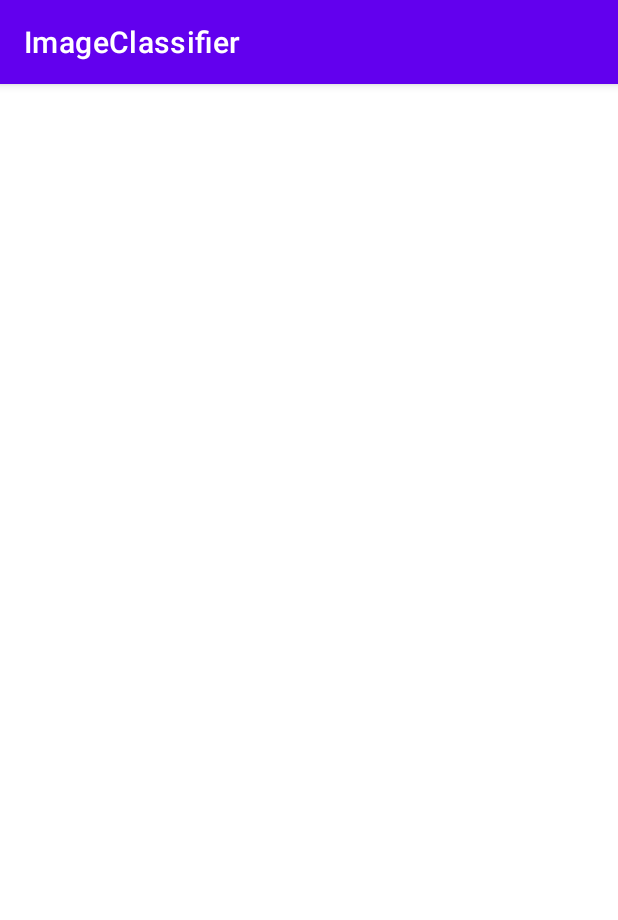
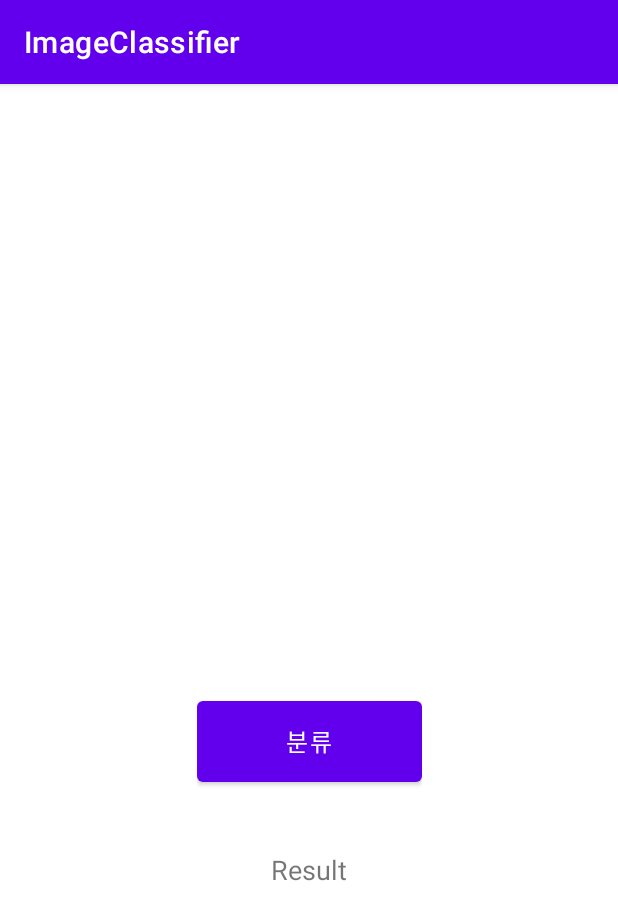
Before and after one commit to RyuSw-cs/ImageClassify, an Android app: the screen it shows after launch (GalleryActivity), on a phone screen of 412 x 824 dp. Shown: the top 920 px of the screen. Run offline under Robolectric (Android 15) with nearby library versions, the phone set to English and light mode, and no system bars; libraries missing offline, so code that uses them is left out: org.tensorflow.lite; 10 statements that could not run were skipped.

Commit message:
feat : 갤러리에서 사진 가져와 Display

```diff
--- a/ImageClassifier/app/src/main/java/com/example/imageclassifier/GalleryActivity.java
+++ b/ImageClassifier/app/src/main/java/com/example/imageclassifier/GalleryActivity.java
@@ -1,32 +1,86 @@
 package com.example.imageclassifier;
 
+import androidx.annotation.Nullable;
 import androidx.appcompat.app.AppCompatActivity;
 
+import android.app.Activity;
+import android.content.Intent;
 import android.graphics.Bitmap;
 import android.graphics.BitmapFactory;
+import android.graphics.ImageDecoder;
 import android.graphics.drawable.BitmapDrawable;
+import android.media.Image;
+import android.net.Uri;
+import android.os.Build;
 import android.os.Bundle;
+import android.provider.MediaStore;
 import android.util.Log;
+import android.util.Pair;
+import android.widget.Button;
 import android.widget.ImageView;
+import android.widget.TextView;
 
 import java.io.IOException;
+import java.util.Locale;
 
 public class GalleryActivity extends AppCompatActivity {
+    public static final int GALLERY_IMAGE_REQUEST_CODE = 1;
     private Classifier cls;
     private ImageView imageView;
+    private Button classifyButton;
+    private TextView resultText;
     @Override
     protected void onCreate(Bundle savedInstanceState) {
         super.onCreate(savedInstanceState);
         setContentView(R.layout.activity_gallery);
+        init();
+
+
         cls = new Classifier(this);
-        Bitmap icon = BitmapFactory.decodeResource(getApplicationContext().getResources(),R.drawable.glass103);
+        Bitmap icon = BitmapFactory.decodeResource(getApplicationContext().getResources(),R.drawable.paper15);
         try{
             cls.init();
         } catch(IOException e){
             Log.d("DigitClassifier", "failed to init Classifier",e);
         }
-        cls.classify(icon);
-        Log.d("끝", "~~");
+        classifyButton.setOnClickListener(view->{
+            getImageFromGallery();
+        });
 
     }
+    private void init(){
+         imageView = findViewById(R.id.imageView);
+         classifyButton = findViewById(R.id.classifyButton);
+         resultText = findViewById(R.id.resultText);
+    }
+    private void getImageFromGallery(){
+        Intent intent = new Intent(Intent.ACTION_GET_CONTENT).setType("image/*"); // 기기에 저장된 모든 이미지를 가져올 수 있음.
+        startActivityForResult(intent,GALLERY_IMAGE_REQUEST_CODE); //데이터를 전달 받기 위함, 상수 코드 사용
+    }
+
+    @Override
+    protected void onActivityResult(int requestCode, int resultCode, @Nullable Intent data) {
+        super.onActivityResult(requestCode, resultCode, data);
+        if(resultCode == Activity.RESULT_OK && requestCode == GALLERY_IMAGE_REQUEST_CODE){
+            if(data == null) return;
+            Uri selectedImage = data.getData();
+            Bitmap bitmap = null;
+            try{
+                if(Build.VERSION.SDK_INT>=29){
+                    ImageDecoder.Source src = ImageDecoder.createSource(getContentResolver(),selectedImage);
+                    bitmap = ImageDecoder.decodeBitmap(src);
+                }else{ //
+                    bitmap = MediaStore.Images.Media.getBitmap(getContentResolver(),selectedImage);
+                }
+            }catch(IOException e){
+                Log.e("Failed to read Image", e.toString());
+            }
+            if(bitmap != null){
+                Pair<String,Float> output = cls.classify(bitmap);
+                String resultStr = String.format(Locale.ENGLISH,"클래스 : %s\n정확도 : %.2f%%",output.first,output.second*100);
+                imageView.setImageBitmap(bitmap);
+                resultText.setText(resultStr);
+            }
+        }
+    }
 }
--- a/ImageClassifier/app/src/main/res/layout/activity_gallery.xml
+++ b/ImageClassifier/app/src/main/res/layout/activity_gallery.xml
@@ -4,4 +4,51 @@
     xmlns:tools="http://schemas.android.com/tools"
     android:layout_width="match_parent"
     android:layout_height="match_parent"
-    tools:context=".GalleryActivity"/>
+    tools:context=".GalleryActivity">
+
+    <ImageView
+        android:id="@+id/imageView"
+        android:layout_width="320dp"
+        android:layout_height="320dp"
+        android:layout_marginStart="45dp"
+        android:layout_marginTop="45dp"
+        android:layout_marginEnd="45dp"
+        app:layout_constraintEnd_toEndOf="parent"
+        app:layout_constraintStart_toStartOf="parent"
+        app:layout_constraintTop_toTopOf="parent"
+        tools:srcCompat="@tools:sample/avatars" />
+
+    <LinearLayout
+        android:id="@+id/classifyLinearLayout"
+        android:layout_width="150dp"
+        android:layout_height="66dp"
+        android:layout_marginStart="12dp"
+        android:layout_marginTop="40dp"
+        android:layout_marginEnd="12dp"
+        android:orientation="horizontal"
+        app:layout_constraintEnd_toEndOf="parent"
+        app:layout_constraintStart_toStartOf="parent"
+        app:layout_constraintTop_toBottomOf="@+id/imageView">
+
+        <Button
+            android:id="@+id/classifyButton"
+            android:layout_width="match_parent"
+            android:layout_height="match_parent"
+            android:text="분류"
+            android:textSize="16sp" />
+    </LinearLayout>
+
+    <TextView
+        android:id="@+id/resultText"
+        android:layout_width="wrap_content"
+        android:layout_height="wrap_content"
+        android:layout_marginStart="170dp"
+        android:layout_marginTop="40dp"
+        android:layout_marginEnd="170dp"
+        android:text="Result"
+        android:textSize="18sp"
+        app:layout_constraintEnd_toEndOf="parent"
+        app:layout_constraintStart_toStartOf="parent"
+        app:layout_constraintTop_toBottomOf="@+id/classifyLinearLayout" />
+
+</androidx.constraintlayout.widget.ConstraintLayout>
```
Also changed, not shown: ImageClassifier/app/src/main/assets/labels.txt (added, +12 -0 lines), ImageClassifier/app/src/main/java/com/example/imageclassifier/Classifier.java (+42 -34 lines), ImageClassifier/app/src/main/res/drawable-v24/battery1.jpg (added), ImageClassifier/app/src/main/res/drawable-v24/paper15.jpg (added).
